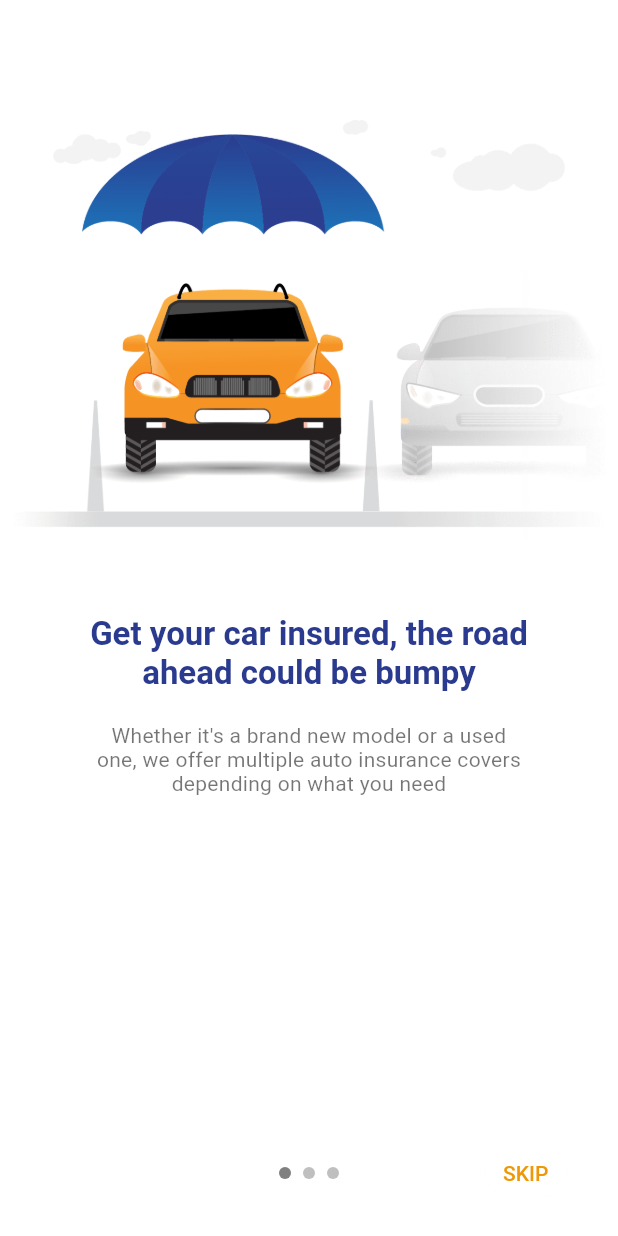
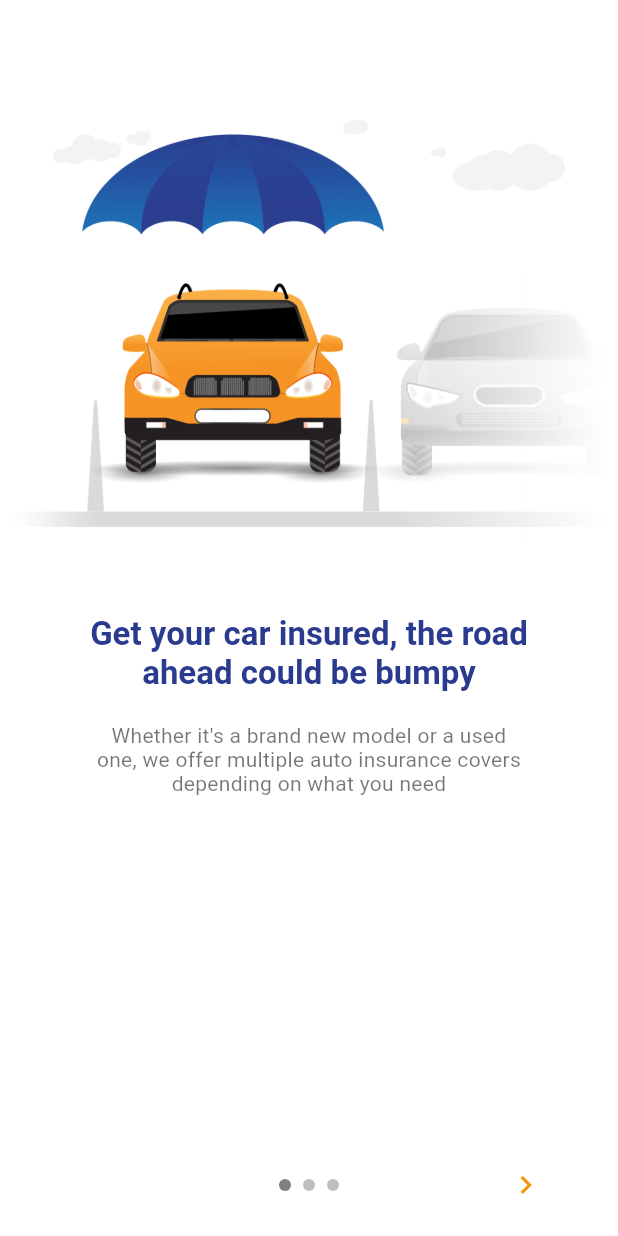
Before and after one commit to junaidcs/smartchoice-app, a Flutter app: the screen it shows after launch, on a phone screen of 412 x 824 dp. Run offline on Flutter 3.47's test engine with Material 2 defaults, Android fonts, the phone set to English and light mode, and no system bars; drawn by our look-alikes of intro_slider.

Commit message:
intro screen to next route

```diff
--- a/lib/screens/intro/intro.dart
+++ b/lib/screens/intro/intro.dart
@@ -1,6 +1,8 @@
 import 'package:flutter/material.dart';
 import 'package:intro_slider/intro_slider.dart';
 import 'package:intro_slider/slide_object.dart';
+
+import 'package:smartchoice/screens/home.dart';
 
 class IntoScreens extends StatefulWidget {
   @override
@@ -69,8 +71,8 @@ class _IntoScreensState extends State<IntoScreens> {
   }
 
   void onDonePress() {
-    // Back to the first tab
-    this.goToTab(0);
+    // this.goToTab(0);
+    Navigator.push(context, MaterialPageRoute(builder: (BuildContext context) => Home()));
   }
 
   void onTabChangeCompleted(index) {
@@ -78,29 +80,9 @@ class _IntoScreensState extends State<IntoScreens> {
   }
 
   Widget renderNextBtn() {
-    // return Icon(
-    //   Icons.navigate_next,
-    //   color: Color(_colorOrange),
-    //   // size: 35.0,
-    // );
-    return Chip(
-      // avatar: CircleAvatar(
-      //   backgroundColor: Colors.grey.shade800,
-      //   // child: Text('AB'),
-      // ),
-      backgroundColor: Colors.white,
-      deleteIcon: Icon(
-        Icons.navigate_next,
-        color: Color(_colorOrange),
-        // size: 35.0,
-      ),
-      deleteIconColor: Color(_colorOrange),
-      label: Text(
-        'SKIP',
-        style: TextStyle(
-          color: Color(_colorOrange),
-        ),
-      ),
+    return Icon(
+      Icons.navigate_next,
+      color: Color(_colorOrange),
     );
   }
 
@@ -181,7 +163,7 @@ class _IntoScreensState extends State<IntoScreens> {
 
       // Done button
       renderDoneBtn: this.renderDoneBtn(),
-      // onDonePress: this.onDonePress,
+      onDonePress: this.onDonePress,
       // colorDoneBtn: Color(0x33ffcc5c),
       // highlightColorDoneBtn: Color(0xffffcc5c),
 
```
